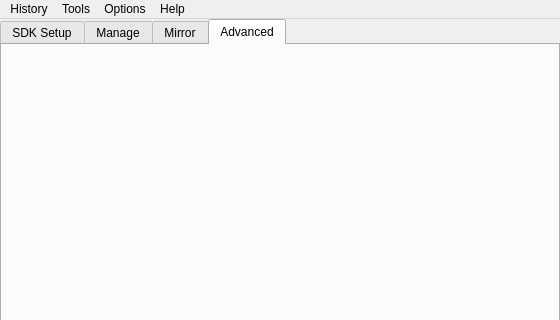
The window that ui/resources/main.ui (zebraed/sdkk) describes before a commit, drawn with Qt 5; both pictures show x 0 to 560 and y 0 to 320 of the 560 by 820 pixel window.
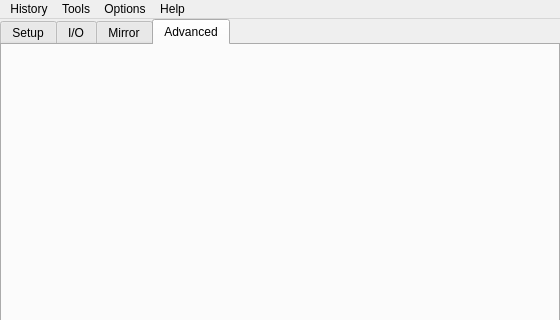
The same window after the commit. The open tabs and pages were chosen to show the change.

What changed in the file:
```diff
--- a/ui/resources/main.ui
+++ b/ui/resources/main.ui
@@ -37,7 +37,7 @@
       </property>
       <widget class="QWidget" name="tab_setup">
        <attribute name="title">
-        <string>SDK Setup</string>
+        <string>Setup</string>
        </attribute>
        <layout class="QVBoxLayout" name="verticalLayout_tab_setup">
         <property name="leftMargin">
@@ -56,7 +56,7 @@
       </widget>
       <widget class="QWidget" name="tab_manage">
        <attribute name="title">
-        <string>Manage</string>
+        <string>I/O</string>
        </attribute>
        <layout class="QVBoxLayout" name="verticalLayout_tab_manage">
         <property name="leftMargin">
```
Left out of the diff: 38 changed lines with no effect on the pictures.
